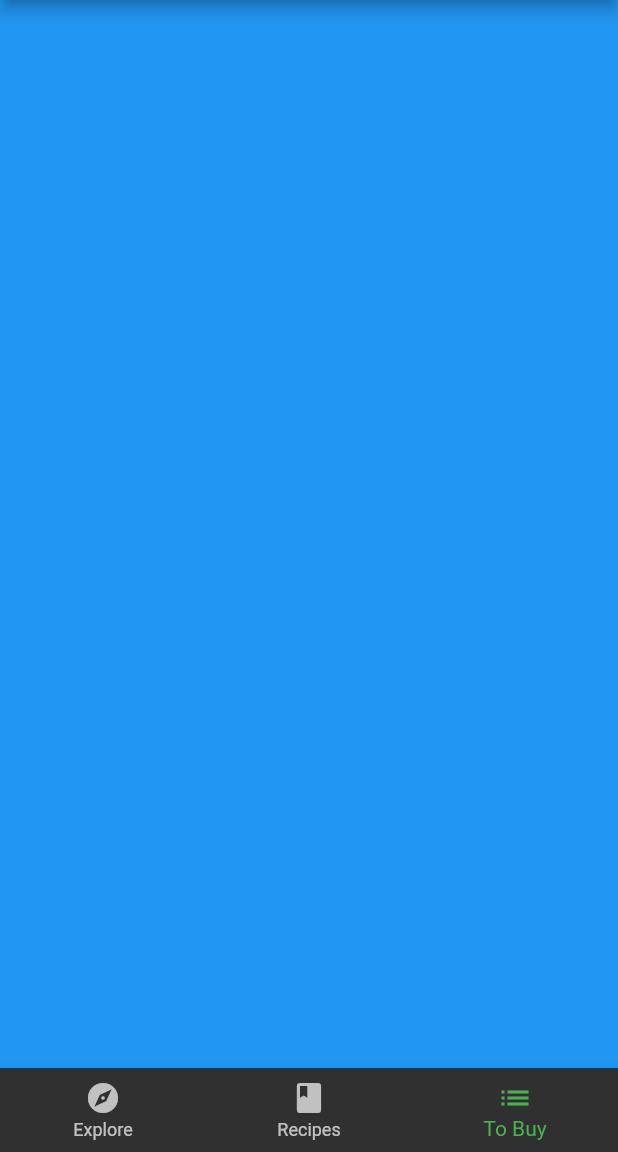
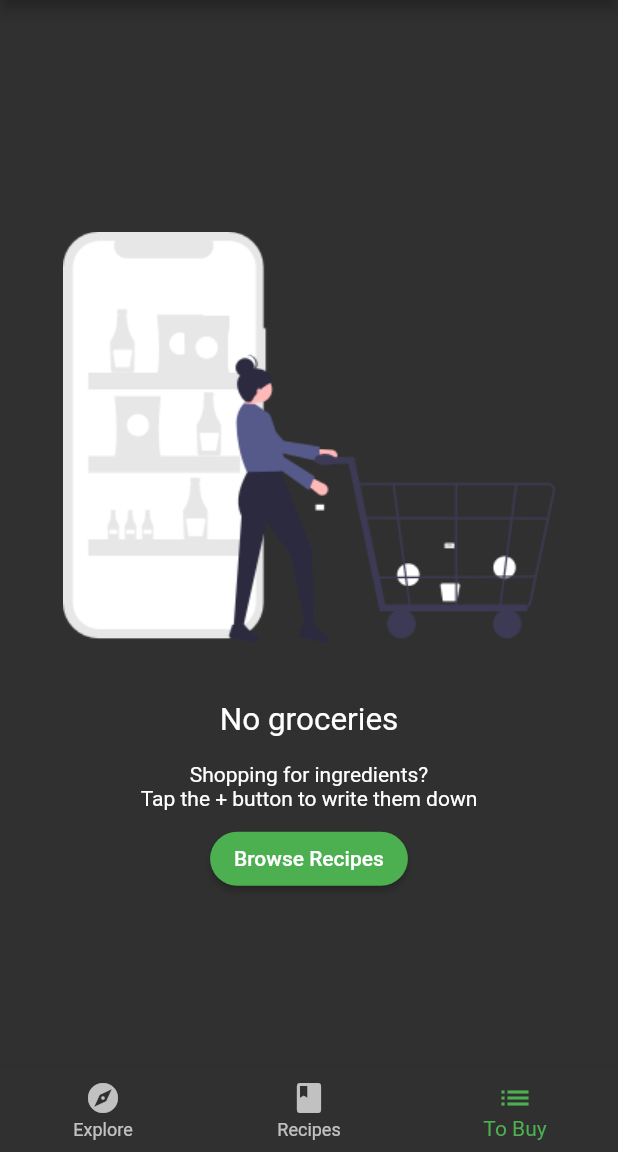
Before and after one commit to Kvaara/flutter_fooderlich_app, a Flutter app: the screen it shows after launch, item 3 of the bottom bar chosen, on a phone screen of 412 x 824 dp, the part 84-1236 px from its top. Run offline on Flutter 3.47's test engine with Material 2 defaults, Android fonts, the phone set to English and light mode, and no system bars; our stand-ins replace google_fonts.

Commit message:
EmptyGroceryScreen is just about completed. I still need to make the MaterialButton dynamic so that it takes the user to the Recipes page.

```diff
--- a/lib/home.dart
+++ b/lib/home.dart
@@ -1,6 +1,7 @@
 // ignore_for_file: file_names
 import 'package:flutter/material.dart';
 
+import 'screens/grocery_screen.dart';
 import 'screens/explore_screen.dart';
 import 'screens/recipes_screen.dart';
 
@@ -15,9 +16,9 @@ class _HomeState extends State<Home> {
   int _selectedIndex = 0;
 
   static List<Widget> pages = <Widget>[
-    ExploreScreen(),
+    const ExploreScreen(),
     RecipesScreen(),
-    Container(color: Colors.blue),
+    const GroceryScreen(),
   ];
 
   void _onItemTapped(int index) {
--- /dev/null
+++ b/lib/screens/empty_grocery_screen.dart
@@ -0,0 +1,41 @@
+import 'package:flutter/material.dart';
+
+class EmptyGroceryScreen extends StatelessWidget {
+  const EmptyGroceryScreen({Key? key}) : super(key: key);
+
+  @override
+  Widget build(BuildContext context) {
+    return Padding(
+      padding: const EdgeInsets.all(30.0),
+      child: Center(
+        child: Column(
+          mainAxisAlignment: MainAxisAlignment.center,
+          children: [
+            Flexible(
+                child: AspectRatio(
+              aspectRatio: 1 / 1,
+              child: Image.asset("assets/fooderlich_assets/empty_list.png"),
+            )),
+            const Text("No groceries", style: TextStyle(fontSize: 21.0)),
+            const SizedBox(height: 16.0),
+            const Text(
+              "Shopping for ingredients?\nTap the + button to write them down",
+              textAlign: TextAlign.center,
+            ),
+            const SizedBox(
+              height: 8.0,
+            ),
+            MaterialButton(
+                textColor: Colors.white,
+                child: const Text("Browse Recipes"),
+                shape: RoundedRectangleBorder(
+                  borderRadius: BorderRadius.circular(30.0),
+                ),
+                color: Colors.green,
+                onPressed: () {})
+          ],
+        ),
+      ),
+    );
+  }
+}
--- /dev/null
+++ b/lib/screens/grocery_screen.dart
@@ -0,0 +1,12 @@
+import 'package:flutter/material.dart';
+
+import "empty_grocery_screen.dart";
+
+class GroceryScreen extends StatelessWidget {
+  const GroceryScreen({Key? key}) : super(key: key);
+
+  @override
+  Widget build(BuildContext context) {
+    return const EmptyGroceryScreen();
+  }
+}
--- a/pubspec.yaml
+++ b/pubspec.yaml
@@ -63,6 +63,7 @@ flutter:
     - assets/magazine_pics/
     - assets/profile_pics/
     - assets/food_pics/
+    - assets/fooderlich_assets/
 
   # An image asset can refer to one or more resolution-specific "variants", see
   # https://flutter.dev/assets-and-images/#resolution-aware.
```
